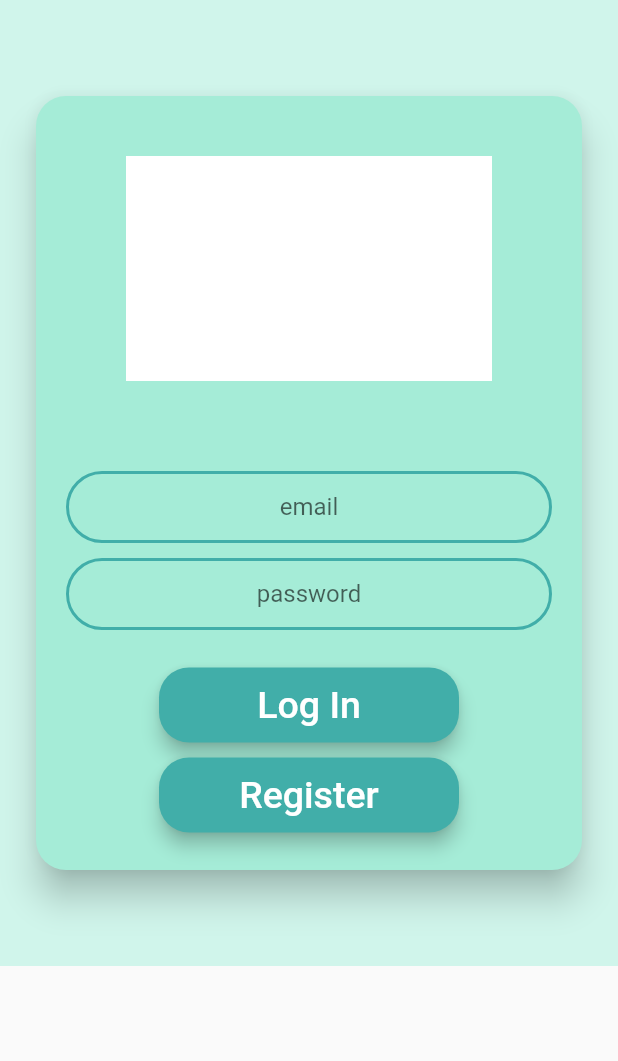
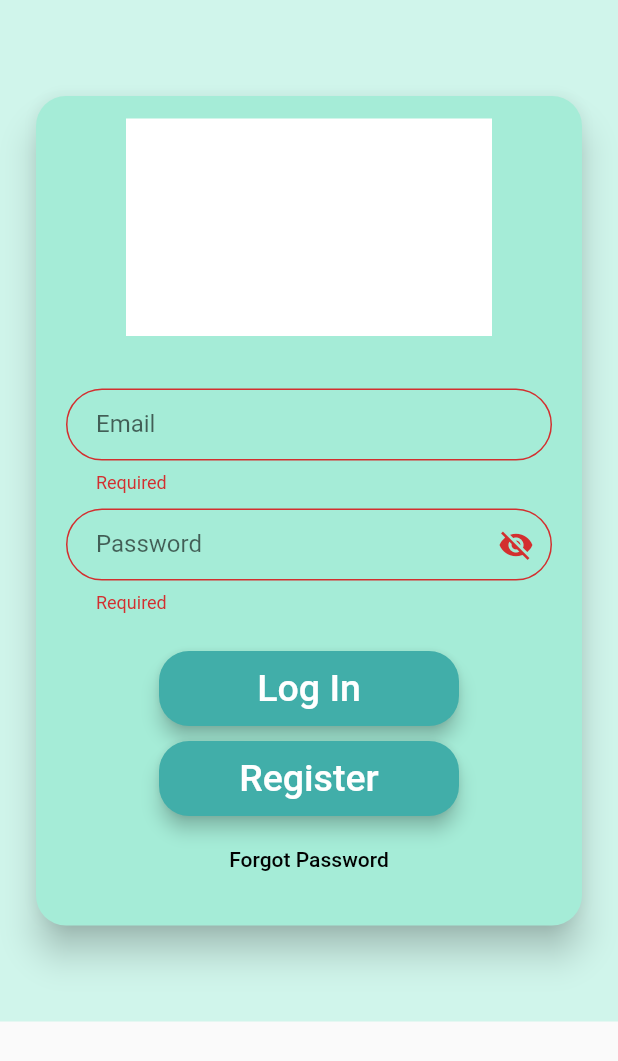
Before and after one commit to urusha-shrestha/disaster_reporting_system_frontend, a Flutter app: the screen it shows after launch, on a phone screen of 412 x 824 dp. Shown: the top 1061 px of the screen. Run offline on Flutter 3.47's test engine with Material 2 defaults, Android fonts, the phone set to English and light mode, and no system bars; our stand-ins replace form_field_validator, shared_preferences.

Commit message:
Validation and password visibility toggle added

```diff
--- a/lib/screens/logIn_screen.dart
+++ b/lib/screens/logIn_screen.dart
@@ -4,6 +4,7 @@ import 'package:flutter/material.dart';
 import 'package:flutter/services.dart';
 import 'package:shared_preferences/shared_preferences.dart';
 import 'package:http/http.dart' as http;
+import 'package:form_field_validator/form_field_validator.dart';
 import 'package:fyp/components/rounded_button.dart';
 import 'package:fyp/screens/register_screen.dart';
 import 'package:fyp/screens/reported_disaster_screen.dart';
@@ -17,7 +18,16 @@ class LogInScreen extends StatefulWidget {
 }
 
 class _LogInScreenState extends State<LogInScreen> {
+  GlobalKey<FormState> formkey = GlobalKey<FormState>();
+
   bool _isLoading = false;
+  bool _isHidden = true;
+
+  void _togglePasswordVisibility() {
+    setState(() {
+      _isHidden = !_isHidden;
+    });
+  }
 
   String email;
   String password;
@@ -45,15 +55,17 @@ class _LogInScreenState extends State<LogInScreen> {
                 children: [
                   Padding(
                     padding: const EdgeInsets.symmetric(
-                        horizontal: 60.0, vertical: 40.0),
+                        horizontal: 60.0, vertical: 15.0),
                     child: Container(
                       color: Colors.white,
-                      height: 150.0,
+                      height: 145.0,
                     ),
                   ),
                   Padding(
                     padding: const EdgeInsets.symmetric(
                         horizontal: 20.0, vertical: 20.0),
+                    child: Form(
+                      key: formkey,
                       child: Column(
                         children: [
                           TextFormField(
@@ -64,21 +76,45 @@ class _LogInScreenState extends State<LogInScreen> {
                               email = value;
                             },
                             decoration: kTextFieldDecoration.copyWith(
-                            hintText: 'email',
+                              labelText: 'Email',
+                            ),
+                            autovalidate: true,
+                            validator: MultiValidator(
+                              [
+                                RequiredValidator(errorText: "Required"),
+                                EmailValidator(errorText: "Not a Valid Email"),
+                              ],
                             ),
                           ),
                           SizedBox(
                             height: 10.0,
                           ),
-                        TextField(
+                          TextFormField(
                             controller: passwordController,
-                          obscureText: true,
+                            obscureText: _isHidden,
                             textAlign: TextAlign.center,
                             onChanged: (value) {
                               password = value;
                             },
                             decoration: kTextFieldDecoration.copyWith(
-                            hintText: 'password',
+                              labelText: 'Password',
+                              suffixIcon: IconButton(
+                                icon: _isHidden
+                                    ? Icon(Icons.visibility_off)
+                                    : Icon(Icons.visibility),
+                                onPressed: _togglePasswordVisibility,
+                              ),
+                            ),
+                            autovalidate: true,
+                            validator: MultiValidator(
+                              [
+                                RequiredValidator(errorText: "Required"),
+                                MinLengthValidator(6,
+                                    errorText: "Must be at least 6 characters"),
+                                MaxLengthValidator(15,
+                                    errorText:
+                                        "Must be less than 15 characters"),
+                              ],
                             ),
                           ),
                           SizedBox(
@@ -99,7 +135,14 @@ class _LogInScreenState extends State<LogInScreen> {
                               onPressed: () {
                                 Navigator.pushNamed(context, RegisterScreen.id);
                               }),
+                          FlatButton(
+                              onPressed: null,
+                              child: Text(
+                                'Forgot Password',
+                                style: TextStyle(color: Colors.black),
+                              ))
                         ],
+                      ),
                     ),
                   ),
                 ],
--- a/pubspec.yaml
+++ b/pubspec.yaml
@@ -25,6 +25,7 @@ dependencies:
     sdk: flutter
   http: any
   shared_preferences: ^0.5.12+4
+  form_field_validator: ^1.0.1
 
 
   # The following adds the Cupertino Icons font to your application.
```
Also changed, not shown: lib/screens/register_screen.dart (+79 -40 lines), pubspec.lock. Lines whose indentation alone changed are shown as unchanged.
